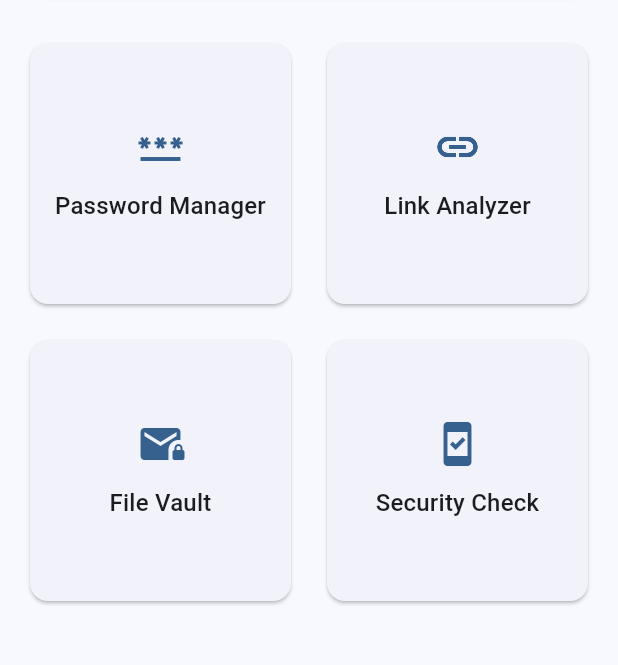
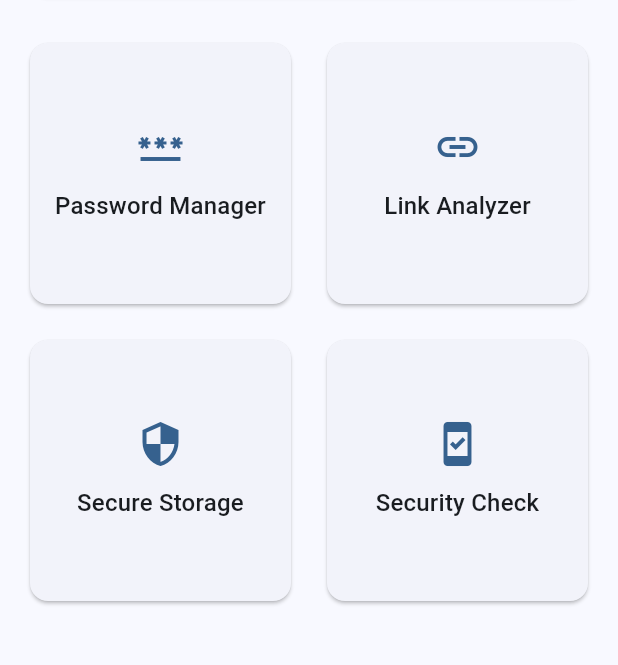
Before and after one commit to Soham1250/SecureMe, a Flutter app: the screen it shows after launch, on a phone screen of 412 x 824 dp, the part 359-1024 px from its top. Run offline on Flutter 3.47's test engine with Material 3 defaults, Android fonts, the phone set to English and light mode, and no system bars.

Commit message:
Creation of the main screen

```diff
--- a/Frontend/secureme/lib/main.dart
+++ b/Frontend/secureme/lib/main.dart
@@ -100,17 +100,17 @@
                     _buildFeatureCard(
                       context,
                       'Link Analyzer',
-                      Icons.link_sharp,
+                      Icons.link,
                       () {
-                        // TODO: Implement secure notes
+                        // TODO: Implement link analyzer
                       },
                     ),
                     _buildFeatureCard(
                       context,
-                      'File Vault',
-                      Icons.mail_lock,
+                      'Secure Storage',
+                      Icons.security,
                       () {
-                        // TODO: Implement file vault
+                        // TODO: Implement secure storage
                       },
                     ),
                     _buildFeatureCard(
```
Also changed, not shown: 1 other file.
